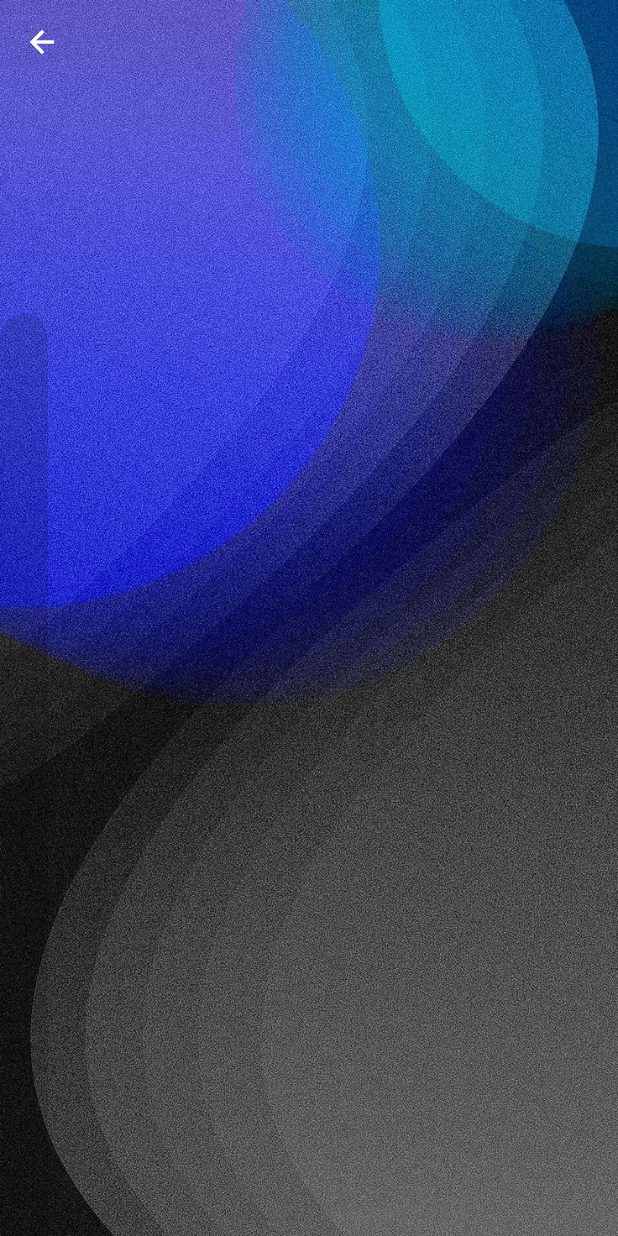
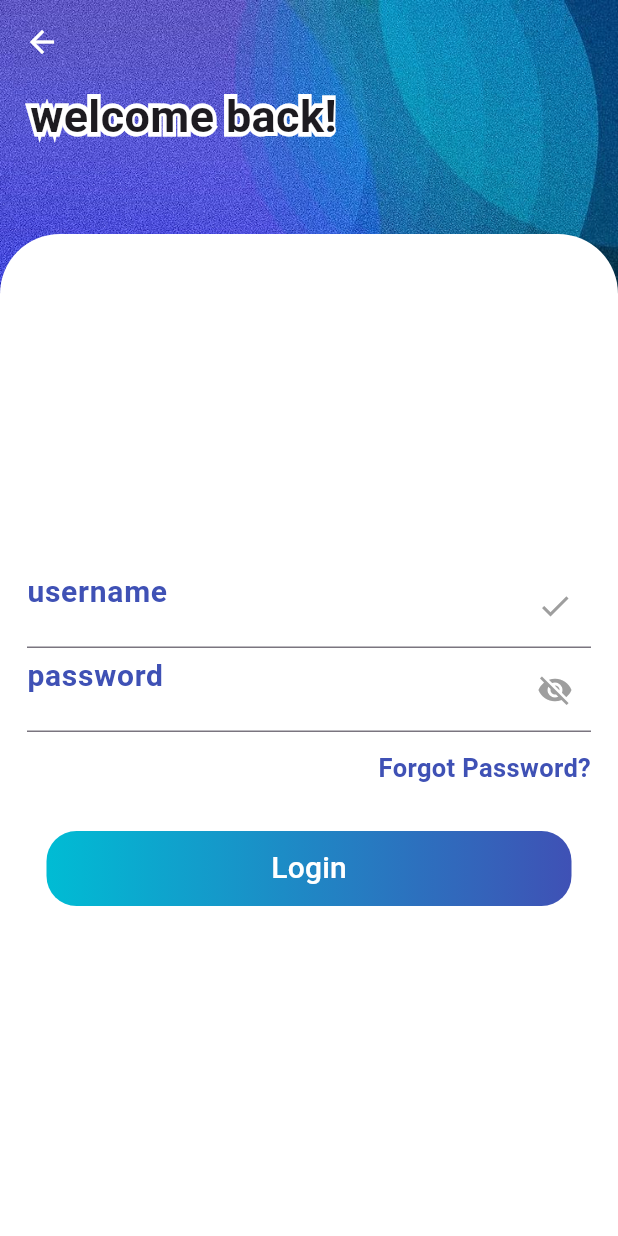
Before and after one commit to nforoutann/unisphere-management-app, a Flutter app: the screen it shows after launch, after a tap on "Login", on a phone screen of 412 x 824 dp. Run offline on Flutter 3.47's test engine with Material 3 defaults, Android fonts, the light colour scheme and no system bars.

Commit message:
feat: login page almost completed

```diff
--- a/myFront/lib/screens/login-screen.dart
+++ b/myFront/lib/screens/login-screen.dart
@@ -1,41 +1,133 @@
 import 'package:flutter/material.dart';
 import 'package:screen/widgets/custom-scaffold.dart';
+import 'package:screen/widgets/login-signup-button.dart';
 
 
-class LoginScreen extends StatefulWidget{
-  const LoginScreen({super.key});
+class LoginScreen extends StatefulWidget {
+  const LoginScreen({Key? key}) : super(key: key);
 
   @override
-  _LoginScreenState createState() => _LoginScreenState();
+  State<LoginScreen> createState() => _LoginScreenState();
 }
 
-class _LoginScreenState extends State<LoginScreen>{
+class _LoginScreenState extends State<LoginScreen> {
+  final TextEditingController _usernameController = TextEditingController();
+  final TextEditingController _passwordController = TextEditingController();
+
   @override
-  Widget build(BuildContext context){
+  Widget build(BuildContext context) {
     return CustomScaffold(
-      child: Column(
+      child: Stack(
         children: [
-          const Expanded(
-            flex: 2,
-            child: SizedBox(
-              height: 10,
+          Container(
+            child: Transform.translate(
+              offset: const Offset(20, 0),
+              child: Text(
+                'welcome back!',
+                style: TextStyle(
+                  fontSize: 30,
+                  foreground: Paint()
+                    ..style = PaintingStyle.stroke
+                    ..strokeWidth = 6 // Adjust the width of the outline
+                    ..color = Colors.white, // Outline color
+                ),
+              ),
             ),
           ),
-          Expanded(
-            flex: 8,
+          Container(
+            child: Transform.translate(
+              offset: const Offset(20, 0),
+              child: const Text(
+                'welcome back!',
+                style: TextStyle(
+                  fontSize: 30,
+                  fontWeight: FontWeight.bold,
+                )
+              ),
+            ),
+          ),
+          Padding(
+            padding: const EdgeInsets.only(top: 100),
             child: Container(
-              decoration: const BoxDecoration(
-                color: Colors.black12,
+              decoration:const BoxDecoration(
                 borderRadius: BorderRadius.only(
                   topRight: Radius.circular(40),
                   topLeft: Radius.circular(40),
-                )
+                ),
+                //color: Color(0xFF1f1c1c),
+                color: Colors.white,
               ),
+              height: double.infinity,
+              width: double.infinity,
               child: Padding(
-                padding: const EdgeInsets.all(16),
+                padding:const EdgeInsets.only(
+                  left: 18.0,
+                  right: 18.0
+                ),
                 child: Column(
                   mainAxisAlignment: MainAxisAlignment.center,
                   children: [
+                    TextField(
+                      decoration: InputDecoration(
+                        suffixIcon:const Icon(
+                          Icons.check,
+                          color: Colors.grey,
+                        ),
+                        label: Transform.translate(
+                          offset: const Offset(0, -10),
+                          child: const Text(
+                            'username',
+                            style: TextStyle(
+                              fontWeight: FontWeight.bold,
+                              color: Colors.indigo,
+                              fontSize: 20,
+                            ),
+                          ),
+                        ),
+                      ),
+                    ),
+                    TextField(
+                      decoration: InputDecoration(
+                        suffixIcon:const Icon(
+                          Icons.visibility_off,
+                          color: Colors.grey,
+                        ),
+                        label: Transform.translate(
+                          offset: const Offset(0, -10),
+                          child: const Text(
+                            'password',
+                            style: TextStyle(
+                              fontWeight: FontWeight.bold,
+                              color: Colors.indigo,
+                              fontSize: 20,
+                            ),
+                          ),
+                        ),
+                      ),
+                    ),
+                    const SizedBox(height: 12,),
+                    const Align(
+                      alignment: Alignment.centerRight,
+                      child: Text(
+                        'Forgot Password?',
+                        style: TextStyle(
+                          fontWeight: FontWeight.bold,
+                          fontSize: 17,
+                          color: Colors.indigo,
+                        ),
+                      ),
+                    ),
+                    SizedBox(height: 30),
+                    MyElevatedButton(
+                      onPressed: () {},
+                      child:const Text(
+                          'Login',
+                        style: TextStyle(
+                          color: Colors.white,
+                          fontSize: 20,
+                        ),
+                      ),
+                    )
 
                   ],
                 ),
@@ -43,7 +135,7 @@ class _LoginScreenState extends State<LoginScreen>{
             ),
           )
         ],
-      ),
+      )
     );
   }
 }
--- a/myFront/lib/screens/welcome-screen.dart
+++ b/myFront/lib/screens/welcome-screen.dart
@@ -1,5 +1,4 @@
 import 'package:flutter/material.dart';
-import 'package:flutter/widgets.dart';
 import 'package:screen/widgets/custom-scaffold.dart';
 import 'package:screen/widgets/welcome-button.dart';
 import 'package:screen/screens/signup-screen.dart';
@@ -15,7 +14,7 @@ class welcomeScreen extends StatelessWidget{
         children: [
           Expanded(
             child: Transform.translate(
-              offset: const Offset(-110.0, -80.0), // Adjust these values to move the photo
+              offset: const Offset(-85.0, -80.0), // Adjust these values to move the photo
               child: ColorFiltered(
                 colorFilter:const ColorFilter.mode(Colors.black, BlendMode.srcATop),
                 child: SizedBox(
@@ -30,7 +29,7 @@ class welcomeScreen extends StatelessWidget{
           ),
           Expanded(
             child: Transform.translate(
-              offset: const Offset(50.0, -280.0), // Adjust these values to move the photo
+              offset: const Offset(75.0, -280.0), // Adjust these values to move the photo
               child: ColorFiltered(
                 colorFilter:const ColorFilter.mode(Colors.black, BlendMode.srcATop),
                 child: SizedBox (
@@ -45,7 +44,7 @@ class welcomeScreen extends StatelessWidget{
           ),
           Flexible(
             child: Transform.translate(
-              offset: const Offset(-100.0, -330.0), // Adjust these values to move the photo
+              offset: const Offset(-65.0, -330.0), // Adjust these values to move the photo
               child: ColorFiltered(
                 colorFilter:const ColorFilter.mode(Colors.black, BlendMode.srcATop),
                 child: SizedBox(
@@ -58,30 +57,25 @@ class welcomeScreen extends StatelessWidget{
               ),
             ),
           ),
-          Flexible(
-            flex: 0,
-            child: Align(
-              alignment: Alignment.bottomRight,
-              child: Column(
-                mainAxisSize: MainAxisSize.min,
-                children: [
-                  WelcomeButton(
+          Transform.translate(
+            offset: Offset(80, 0),
+            child: WelcomeButton(
               buttonText: 'Sign Up',
               onTap:const SignUpScreen(),
               color: Colors.blue,
               textColor: Colors.black,
             ),
+          ),
           const SizedBox(height: 16),
-                  WelcomeButton(
+          Transform.translate(
+            offset: Offset(80, 0),
+            child: WelcomeButton(
               buttonText: 'Login',
               onTap:const LoginScreen(),
               color: Colors.indigoAccent,
               textColor: Colors.black,
             ),
-                ],
           ),
-            ),
-          )
         ],
       ),
     );
--- /dev/null
+++ b/myFront/lib/widgets/login-signup-button.dart
@@ -0,0 +1,35 @@
+import 'package:flutter/material.dart';
+
+class MyElevatedButton extends StatelessWidget {
+  final Gradient gradient;
+  final VoidCallback? onPressed;
+  final Widget child;
+
+  const MyElevatedButton({
+    Key? key,
+    required this.onPressed,
+    required this.child,
+    this.gradient = const LinearGradient(colors: [Colors.cyan, Colors.indigo]),
+  }) : super(key: key);
+
+  @override
+  Widget build(BuildContext context) {
+    return Container(
+      width: 350,
+      height: 50,
+      decoration: BoxDecoration(
+        gradient: gradient,
+        borderRadius: BorderRadius.circular(20),
+      ),
+      child: ElevatedButton(
+        onPressed: onPressed,
+        style: ElevatedButton.styleFrom(
+          backgroundColor: Colors.transparent,
+          shadowColor: Colors.transparent,
+          shape: RoundedRectangleBorder(borderRadius: BorderRadius.circular(20)),
+        ),
+        child: child,
+      ),
+    );
+  }
+}
```
Lines whose indentation alone changed are shown as unchanged.
